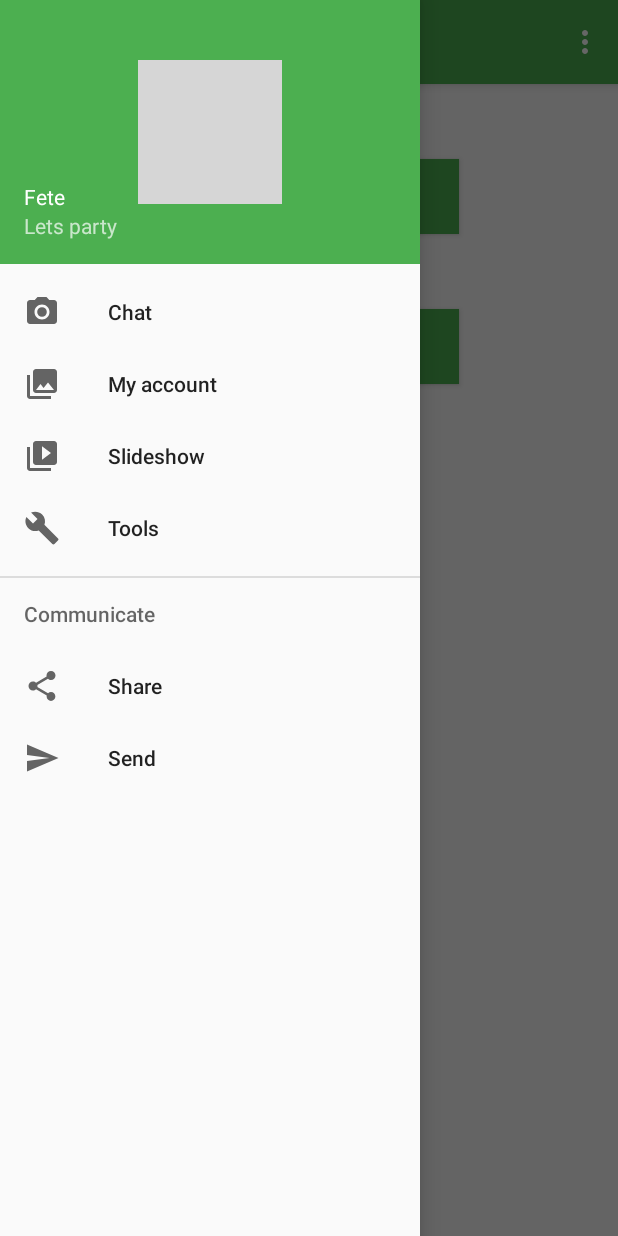
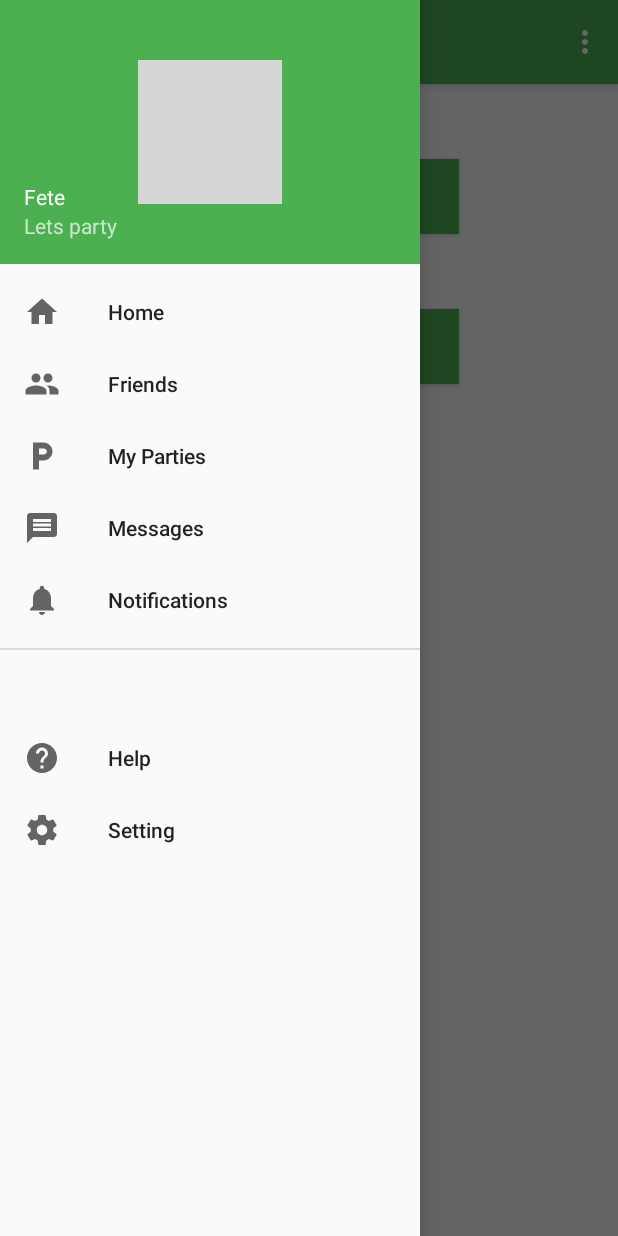
Before and after one commit to alopez96/fete, an Android app: the screen it shows after launch once a user with an empty profile is signed in (MainActivity), with the side drawer open, on a phone screen of 412 x 824 dp. Run offline under Robolectric (Android 15) with nearby library versions, the phone set to English and light mode, and no system bars; our stand-ins replace CircleImageView, Firebase (no records; nobody signed in at launch, a user with empty details on screens opened directly), Picasso; pictures from the network do not load; grey boxes are pictures that could not be loaded.

Commit message:
Updated Navigation Drawer Icons

```diff
--- a/app/src/main/java/com/example/arturolopez/fete/MainActivity.java
+++ b/app/src/main/java/com/example/arturolopez/fete/MainActivity.java
@@ -1,11 +1,7 @@
 package com.example.arturolopez.fete;
 
 import android.content.Intent;
-import android.graphics.Bitmap;
-import android.graphics.drawable.BitmapDrawable;
 import android.os.Bundle;
-import android.support.design.widget.FloatingActionButton;
-import android.support.design.widget.Snackbar;
 import android.support.v7.widget.LinearLayoutManager;
 import android.support.v7.widget.RecyclerView;
 import android.util.Log;
@@ -19,8 +15,6 @@ import android.support.v7.widget.Toolbar;
 import android.view.Menu;
 import android.view.MenuItem;
 import android.widget.Button;
-import android.widget.ImageView;
-import android.widget.TextView;
 import android.widget.Toast;
 
 import com.google.firebase.database.DataSnapshot;
@@ -32,7 +26,6 @@ import com.google.firebase.database.DatabaseReference;
 import com.google.firebase.database.FirebaseDatabase;
 
 import java.util.ArrayList;
-import java.util.HashMap;
 
 import de.hdodenhof.circleimageview.CircleImageView;
 
@@ -147,18 +140,18 @@ public class MainActivity extends AppCompatActivity
         // Handle navigation view item clicks here.
         int id = item.getItemId();
 
-        if (id == R.id.nav_camera) {
+        if (id == R.id.nav_home) {
             Toast.makeText(MainActivity.this, "chat", Toast.LENGTH_SHORT).show();
 
-        } else if (id == R.id.nav_gallery) {
+        } else if (id == R.id.nav_my_parties) {
 
-        } else if (id == R.id.nav_slideshow) {
+        } else if (id == R.id.nav_notifications) {
 
-        } else if (id == R.id.nav_manage) {
+        } else if (id == R.id.nav_friends) {
 
-        } else if (id == R.id.nav_share) {
+        } else if (id == R.id.nav_help) {
 
-        } else if (id == R.id.nav_send) {
+        } else if (id == R.id.nav_setting) {
 
         }
 
--- /dev/null
+++ b/app/src/main/res/drawable/ic_friends_black_24dp.xml
@@ -0,0 +1,9 @@
+<vector xmlns:android="http://schemas.android.com/apk/res/android"
+        android:width="24dp"
+        android:height="24dp"
+        android:viewportWidth="24.0"
+        android:viewportHeight="24.0">
+    <path
+        android:fillColor="#FF000000"
+        android:pathData="M16,11c1.66,0 2.99,-1.34 2.99,-3S17.66,5 16,5c-1.66,0 -3,1.34 -3,3s1.34,3 3,3zM8,11c1.66,0 2.99,-1.34 2.99,-3S9.66,5 8,5C6.34,5 5,6.34 5,8s1.34,3 3,3zM8,13c-2.33,0 -7,1.17 -7,3.5L1,19h14v-2.5c0,-2.33 -4.67,-3.5 -7,-3.5zM16,13c-0.29,0 -0.62,0.02 -0.97,0.05 1.16,0.84 1.97,1.97 1.97,3.45L17,19h6v-2.5c0,-2.33 -4.67,-3.5 -7,-3.5z"/>
+</vector>
--- /dev/null
+++ b/app/src/main/res/drawable/ic_help_black_24dp.xml
@@ -0,0 +1,9 @@
+<vector xmlns:android="http://schemas.android.com/apk/res/android"
+        android:width="24dp"
+        android:height="24dp"
+        android:viewportWidth="24.0"
+        android:viewportHeight="24.0">
+    <path
+        android:fillColor="#FF000000"
+        android:pathData="M12,2C6.48,2 2,6.48 2,12s4.48,10 10,10 10,-4.48 10,-10S17.52,2 12,2zM13,19h-2v-2h2v2zM15.07,11.25l-0.9,0.92C13.45,12.9 13,13.5 13,15h-2v-0.5c0,-1.1 0.45,-2.1 1.17,-2.83l1.24,-1.26c0.37,-0.36 0.59,-0.86 0.59,-1.41 0,-1.1 -0.9,-2 -2,-2s-2,0.9 -2,2L8,9c0,-2.21 1.79,-4 4,-4s4,1.79 4,4c0,0.88 -0.36,1.68 -0.93,2.25z"/>
+</vector>
--- /dev/null
+++ b/app/src/main/res/drawable/ic_home_black_24dp.xml
@@ -0,0 +1,9 @@
+<vector xmlns:android="http://schemas.android.com/apk/res/android"
+        android:width="24dp"
+        android:height="24dp"
+        android:viewportWidth="24.0"
+        android:viewportHeight="24.0">
+    <path
+        android:fillColor="#FF000000"
+        android:pathData="M10,20v-6h4v6h5v-8h3L12,3 2,12h3v8z"/>
+</vector>
--- /dev/null
+++ b/app/src/main/res/drawable/ic_message_black_24dp.xml
@@ -0,0 +1,9 @@
+<vector xmlns:android="http://schemas.android.com/apk/res/android"
+        android:width="24dp"
+        android:height="24dp"
+        android:viewportWidth="24.0"
+        android:viewportHeight="24.0">
+    <path
+        android:fillColor="#FF000000"
+        android:pathData="M20,2L4,2c-1.1,0 -1.99,0.9 -1.99,2L2,22l4,-4h14c1.1,0 2,-0.9 2,-2L22,4c0,-1.1 -0.9,-2 -2,-2zM18,14L6,14v-2h12v2zM18,11L6,11L6,9h12v2zM18,8L6,8L6,6h12v2z"/>
+</vector>
--- /dev/null
+++ b/app/src/main/res/drawable/ic_my_parties_black_24dp.xml
@@ -0,0 +1,9 @@
+<vector xmlns:android="http://schemas.android.com/apk/res/android"
+        android:width="24dp"
+        android:height="24dp"
+        android:viewportWidth="24.0"
+        android:viewportHeight="24.0">
+    <path
+        android:fillColor="#FF000000"
+        android:pathData="M13,3L6,3v18h4v-6h3c3.31,0 6,-2.69 6,-6s-2.69,-6 -6,-6zM13.2,11L10,11L10,7h3.2c1.1,0 2,0.9 2,2s-0.9,2 -2,2z"/>
+</vector>
--- /dev/null
+++ b/app/src/main/res/drawable/ic_notifications_black_24dp.xml
@@ -0,0 +1,9 @@
+<vector xmlns:android="http://schemas.android.com/apk/res/android"
+        android:width="24dp"
+        android:height="24dp"
+        android:viewportWidth="24.0"
+        android:viewportHeight="24.0">
+    <path
+        android:fillColor="#FF000000"
+        android:pathData="M12,22c1.1,0 2,-0.9 2,-2h-4c0,1.1 0.89,2 2,2zM18,16v-5c0,-3.07 -1.64,-5.64 -4.5,-6.32L13.5,4c0,-0.83 -0.67,-1.5 -1.5,-1.5s-1.5,0.67 -1.5,1.5v0.68C7.63,5.36 6,7.92 6,11v5l-2,2v1h16v-1l-2,-2z"/>
+</vector>
--- /dev/null
+++ b/app/src/main/res/drawable/ic_settings_black_24dp.xml
@@ -0,0 +1,9 @@
+<vector xmlns:android="http://schemas.android.com/apk/res/android"
+        android:width="24dp"
+        android:height="24dp"
+        android:viewportWidth="24.0"
+        android:viewportHeight="24.0">
+    <path
+        android:fillColor="#FF000000"
+        android:pathData="M19.43,12.98c0.04,-0.32 0.07,-0.64 0.07,-0.98s-0.03,-0.66 -0.07,-0.98l2.11,-1.65c0.19,-0.15 0.24,-0.42 0.12,-0.64l-2,-3.46c-0.12,-0.22 -0.39,-0.3 -0.61,-0.22l-2.49,1c-0.52,-0.4 -1.08,-0.73 -1.69,-0.98l-0.38,-2.65C14.46,2.18 14.25,2 14,2h-4c-0.25,0 -0.46,0.18 -0.49,0.42l-0.38,2.65c-0.61,0.25 -1.17,0.59 -1.69,0.98l-2.49,-1c-0.23,-0.09 -0.49,0 -0.61,0.22l-2,3.46c-0.13,0.22 -0.07,0.49 0.12,0.64l2.11,1.65c-0.04,0.32 -0.07,0.65 -0.07,0.98s0.03,0.66 0.07,0.98l-2.11,1.65c-0.19,0.15 -0.24,0.42 -0.12,0.64l2,3.46c0.12,0.22 0.39,0.3 0.61,0.22l2.49,-1c0.52,0.4 1.08,0.73 1.69,0.98l0.38,2.65c0.03,0.24 0.24,0.42 0.49,0.42h4c0.25,0 0.46,-0.18 0.49,-0.42l0.38,-2.65c0.61,-0.25 1.17,-0.59 1.69,-0.98l2.49,1c0.23,0.09 0.49,0 0.61,-0.22l2,-3.46c0.12,-0.22 0.07,-0.49 -0.12,-0.64l-2.11,-1.65zM12,15.5c-1.93,0 -3.5,-1.57 -3.5,-3.5s1.57,-3.5 3.5,-3.5 3.5,1.57 3.5,3.5 -1.57,3.5 -3.5,3.5z"/>
+</vector>
--- a/app/src/main/res/menu/activity_main_drawer.xml
+++ b/app/src/main/res/menu/activity_main_drawer.xml
@@ -5,33 +5,42 @@
 
     <group android:checkableBehavior="single">
         <item
-            android:id="@+id/nav_camera"
-            android:icon="@drawable/ic_menu_camera"
-            android:title="Chat" />
+            android:id="@+id/nav_home"
+            android:icon="@drawable/ic_home_black_24dp"
+            android:title="@string/nav_home" />
+
         <item
-            android:id="@+id/nav_gallery"
-            android:icon="@drawable/ic_menu_gallery"
-            android:title="My account" />
+            android:id="@+id/nav_friends"
+            android:icon="@drawable/ic_friends_black_24dp"
+            android:title="@string/nav_friends" />
+
         <item
-            android:id="@+id/nav_slideshow"
-            android:icon="@drawable/ic_menu_slideshow"
-            android:title="Slideshow" />
+            android:id="@+id/nav_my_parties"
+            android:icon="@drawable/ic_my_parties_black_24dp"
+            android:title="@string/nav_my_parties" />
+
         <item
-            android:id="@+id/nav_manage"
-            android:icon="@drawable/ic_menu_manage"
-            android:title="Tools" />
+            android:id="@+id/nav_messages"
+            android:icon="@drawable/ic_message_black_24dp"
+            android:title="@string/nav_messages" />
+
+        <item
+            android:id="@+id/nav_notifications"
+            android:icon="@drawable/ic_notifications_black_24dp"
+            android:title="@string/nav_notifications" />
+
     </group>
 
-    <item android:title="Communicate">
+    <item android:title="">
         <menu>
             <item
-                android:id="@+id/nav_share"
-                android:icon="@drawable/ic_menu_share"
-                android:title="Share" />
+                android:id="@+id/nav_help"
+                android:icon="@drawable/ic_help_black_24dp"
+                android:title="@string/nav_help" />
             <item
-                android:id="@+id/nav_send"
-                android:icon="@drawable/ic_menu_send"
-                android:title="Send" />
+                android:id="@+id/nav_setting"
+                android:icon="@drawable/ic_settings_black_24dp"
+                android:title="@string/nav_setting" />
         </menu>
     </item>
 
--- a/app/src/main/res/values/strings.xml
+++ b/app/src/main/res/values/strings.xml
@@ -10,6 +10,16 @@
     <string name="title_activity_chat">ChatActivity</string>
 
     <string name="title_activity_create_event">CreateEventActivity</string>
+
+
+    <!-- Navigation Drawer Strings -->
+    <string name="nav_home">Home</string>
+    <string name="nav_my_parties">My Parties</string>
+    <string name="nav_notifications">Notifications</string>
+    <string name="nav_messages">Messages</string>
+    <string name="nav_friends">Friends</string>
+    <string name="nav_help">Help</string>
+    <string name="nav_setting">Setting</string>
 
 
     <!-- Strings related to login -->
```
